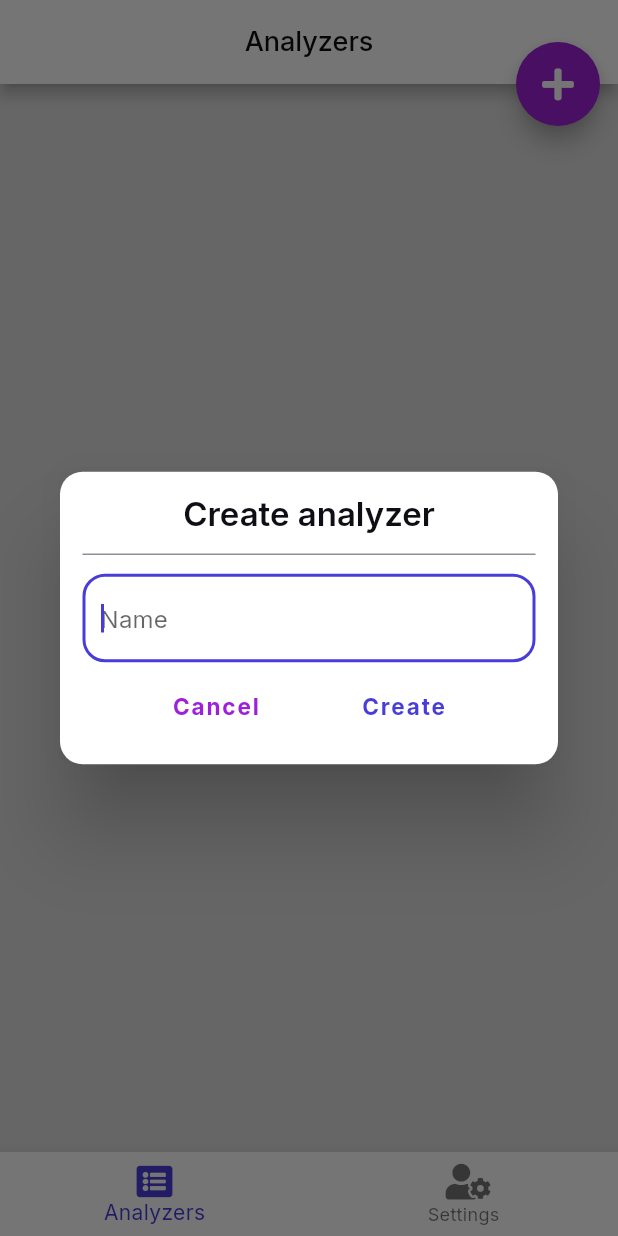
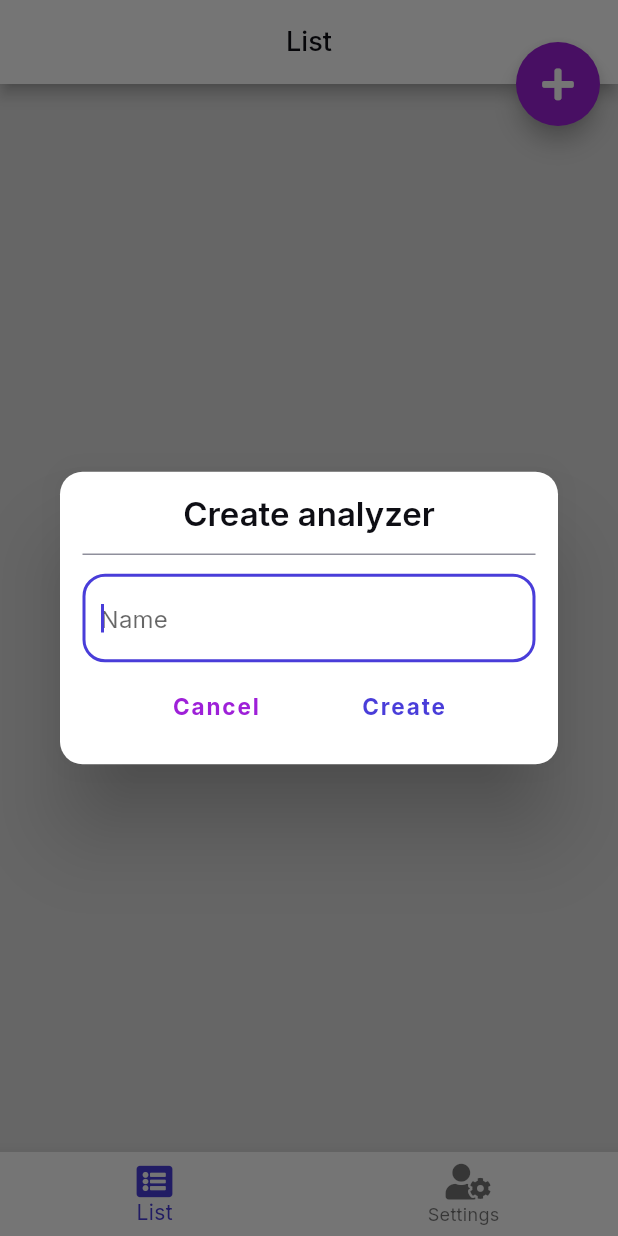
Before and after one commit to ziperjohn/analyzer, a Flutter app: the screen it shows once a user with an empty profile is signed in, after a tap on an icon or button, on a phone screen of 412 x 824 dp. Run offline on Flutter 3.47's test engine with Material 2 defaults, Android fonts, the phone set to English and light mode, and no system bars; our stand-ins replace another_flushbar, cloud_firestore, firebase_auth, firebase_core, fl_chart, flutter_spinkit and 6 more; accounts and stored records are empty; generated files the repository leaves out were written again.

Commit message:
Change tab name

```diff
--- a/lib/home/home_screen.dart
+++ b/lib/home/home_screen.dart
@@ -18,7 +18,7 @@ class HomeScreen extends StatelessWidget {
     final _analyzerListProvider = Provider.of<List<Analyzer>>(context);
     return Scaffold(
       appBar: AppBar(
-        title: Text(_locale!.analyzer_list),
+        title: Text(_locale!.list),
         centerTitle: true,
       ),
       body: ListView.builder(
--- a/lib/localization/app_cs.arb
+++ b/lib/localization/app_cs.arb
@@ -4,7 +4,7 @@
     "czech": "🇨🇿 Čeština",
     "choose_language": "Vyberte jazyk",
     "settings": "Nastavení",
-    "analyzer_list": "Analyzery",
+    "list": "Seznam",
     "choose_theme": "Vyberte vzhled",
     "dark": "Tmavý",
     "light": "Světlý",
--- a/lib/localization/app_en.arb
+++ b/lib/localization/app_en.arb
@@ -4,7 +4,7 @@
     "czech": "🇨🇿 Czech",
     "choose_language": "Choose language",
     "settings": "Settings",
-    "analyzer_list": "Analyzers",
+    "list": "List",
     "choose_theme": "Choose theme",
     "dark": "Dark",
     "light": "Light",
--- a/lib/navigation/navigation_wrapper.dart
+++ b/lib/navigation/navigation_wrapper.dart
@@ -27,8 +27,7 @@ class NavigationWrapper extends StatelessWidget {
         currentIndex: _navigationProvider.screenIndex,
         fixedColor: primaryColor,
         items: [
-          BottomNavigationBarItem(
-              label: _locale!.analyzer_list, icon: const Icon(FontAwesomeIcons.solidListAlt)),
+          BottomNavigationBarItem(label: _locale!.list, icon: const Icon(FontAwesomeIcons.solidListAlt)),
           BottomNavigationBarItem(label: _locale.settings, icon: const Icon(FontAwesomeIcons.userCog)),
         ],
       ),
```
